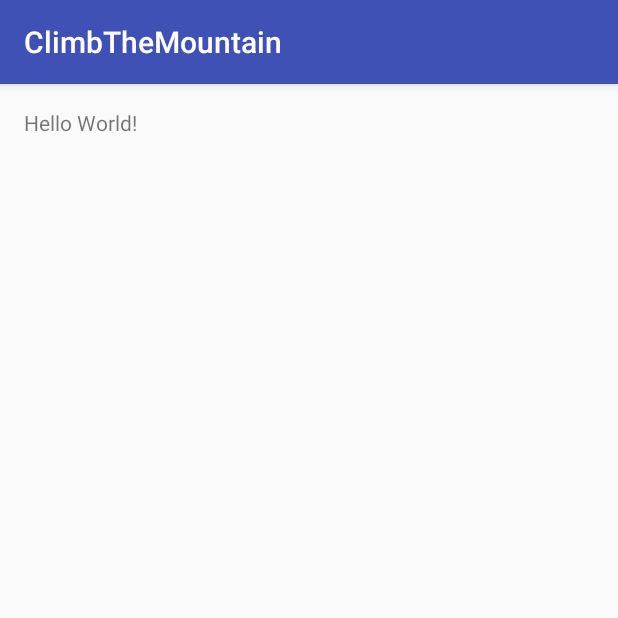
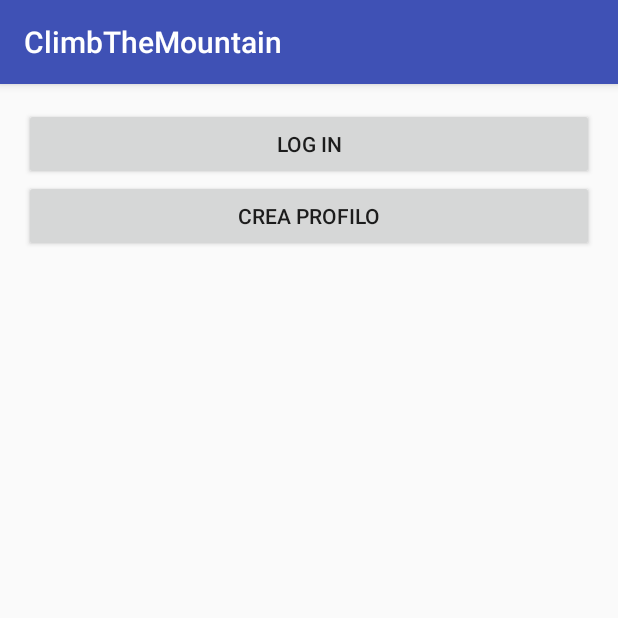
Before and after one commit to MaizeDaniele/ClimbTheMountain, an Android app: the MainActivity screen opened directly, with no data from a screen before it, on a phone screen of 412 x 824 dp, the top half of it. Run offline under Robolectric (Android 15) with nearby library versions, the phone set to English and light mode, and no system bars.

```diff
--- a/app/src/main/java/com/example/android/climbthemountain/MainActivity.java
+++ b/app/src/main/java/com/example/android/climbthemountain/MainActivity.java
@@ -1,13 +1,43 @@
 package com.example.android.climbthemountain;
 
+import android.content.Intent;
+import android.os.Bundle;
 import android.support.v7.app.AppCompatActivity;
-import android.os.Bundle;
+import android.view.View;
+import android.widget.Button;
 
 public class MainActivity extends AppCompatActivity {
+
+    //Dichiaro i bottoni.
+    Button button_login;
+    Button button_create;
 
     @Override
     protected void onCreate(Bundle savedInstanceState) {
         super.onCreate(savedInstanceState);
-        setContentView(R.layout.activity_main);
+        setContentView(R.layout.PrimoAvvio);
+
+        //Inizializzo i bottoni trovando le view corrispondenti
+        button_login = (Button) findViewById(R.id.button_login);
+        button_create = (Button) findViewById(R.id.button_create);
+
+        //Stabilisco il clickListener dei due bottoni
+        button_login.setOnClickListener(new View.OnClickListener() {
+            @Override
+            public void onClick(View v) {
+                //Avvio la schermata di login
+                Intent loginIntent = new Intent(v.getContext(), LogIn.class);
+                startActivity(loginIntent);
+            }
+        });
+
+        button_create.setOnClickListener(new View.OnClickListener() {
+            @Override
+            public void onClick(View v) {
+                //Avvio la procedura di creazione del profilo
+                Intent creazioneProfiloIntent = new Intent(v.getContext(), CreazioneProflo_DatiPersonali.class);
+                startActivity(creazioneProfiloIntent);
+            }
+        });
     }
 }
--- /dev/null
+++ b/app/src/main/res/layout/PrimoAvvio.xml
@@ -0,0 +1,26 @@
+<?xml version="1.0" encoding="utf-8"?>
+<RelativeLayout xmlns:android="http://schemas.android.com/apk/res/android"
+    xmlns:tools="http://schemas.android.com/tools"
+    android:layout_width="match_parent"
+    android:layout_height="match_parent"
+    android:paddingBottom="@dimen/activity_vertical_margin"
+    android:paddingLeft="@dimen/activity_horizontal_margin"
+    android:paddingRight="@dimen/activity_horizontal_margin"
+    android:paddingTop="@dimen/activity_vertical_margin"
+    tools:context="com.example.android.climbthemountain.MainActivity">
+
+    <Button
+        android:id="@+id/button_login"
+        android:layout_width="match_parent"
+        android:layout_height="wrap_content"
+        android:text="@string/button_login_text"
+        />
+
+    <Button
+        android:layout_below="@id/button_login"
+        android:layout_width="match_parent"
+        android:layout_height="wrap_content"
+        android:text="@string/button_create_text"
+        android:id="@+id/button_create"
+        />
+</RelativeLayout>
--- a/app/src/main/res/layout/activity_main.xml
+++ b/app/src/main/res/layout/activity_creazione_proflo__dati_personali.xml
@@ -7,10 +7,6 @@
     android:paddingLeft="@dimen/activity_horizontal_margin"
     android:paddingRight="@dimen/activity_horizontal_margin"
     android:paddingTop="@dimen/activity_vertical_margin"
-    tools:context="com.example.android.climbthemountain.MainActivity">
+    tools:context="com.example.android.climbthemountain.CreazioneProflo_DatiPersonali">
 
-    <TextView
-        android:layout_width="wrap_content"
-        android:layout_height="wrap_content"
-        android:text="Hello World!" />
 </RelativeLayout>
--- a/app/src/main/res/values/strings.xml
+++ b/app/src/main/res/values/strings.xml
@@ -1,3 +1,6 @@
 <resources>
     <string name="app_name">ClimbTheMountain</string>
+    <string name="button_login_text">log in</string>
+    <string name="button_create_text">crea profilo</string>
+
 </resources>
```
Also changed, not shown: app/src/main/AndroidManifest.xml (+2 -9 lines), app/src/main/java/com/example/android/climbthemountain/CreazioneProflo_DatiPersonali.java (added, +13 -0 lines), app/src/main/java/com/example/android/climbthemountain/LogIn.java (added, +13 -0 lines), app/src/main/res/layout/activity_log_in.xml (added, +12 -0 lines).
